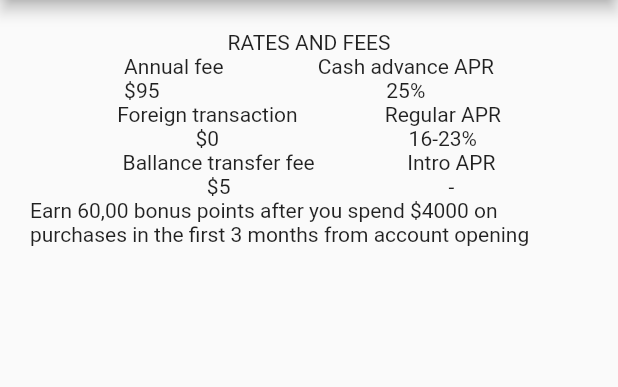
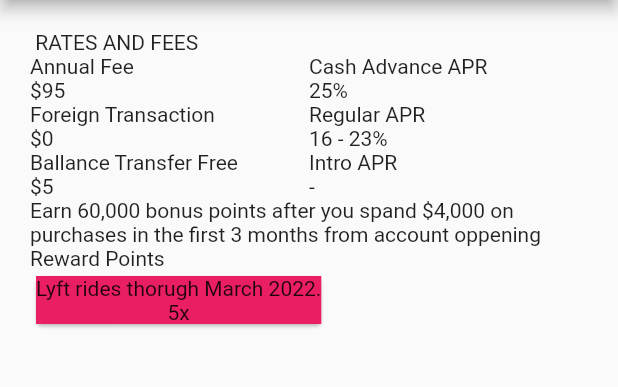
Before and after one commit to GuilhermeYAzevedo/flutter-class, a Flutter app: the screen it shows after launch, on a phone screen of 412 x 824 dp, the part 84-471 px from its top. Run offline on Flutter 3.47's test engine with Material 2 defaults, Android fonts, the phone set to English and light mode, and no system bars.

Commit message:
Update home_screen.dart

```diff
--- a/class1/lib/screens/home_screen.dart
+++ b/class1/lib/screens/home_screen.dart
@@ -31,64 +31,118 @@ class _MyHomePageState extends State<MyHomePage> {
           padding: EdgeInsets.all(20),
           child: Column(
             children: <Widget>[
-              Text(
-                'RATES AND FEES',
+              Row(mainAxisAlignment: MainAxisAlignment.start, children: [
+                Text(
+                  ' RATES AND FEES',
+                ),
+              ]),
+              Row(
+                mainAxisAlignment: MainAxisAlignment.spaceBetween,
+                children: <Widget>[
+                  Expanded(
+                    flex: 5,
+                    child: Column(
+                      children: [
+                        Container(
+                            child: Row(
+                          children: [
+                            Column(
+                              crossAxisAlignment: CrossAxisAlignment.start,
+                              children: [
+                                Text('Annual Fee'),
+                                Text('\$95'),
+                              ],
+                            ),
+                          ],
+                        )),
+                        Container(
+                            child: Row(
+                          children: [
+                            Column(
+                              crossAxisAlignment: CrossAxisAlignment.start,
+                              children: [
+                                Text('Foreign Transaction'),
+                                Text('\$0'),
+                              ],
+                            ),
+                          ],
+                        )),
+                        Container(
+                            child: Row(
+                          children: [
+                            Column(
+                              crossAxisAlignment: CrossAxisAlignment.start,
+                              children: [
+                                Text('Ballance Transfer Free'),
+                                Text('\$5'),
+                              ],
+                            ),
+                          ],
+                        )),
+                      ],
+                    ),
+                  ),
+                  Expanded(
+                      flex: 5,
+                      child: Column(
+                        crossAxisAlignment: CrossAxisAlignment.start,
+                        children: [
+                          Container(
+                            child: Column(
+                              crossAxisAlignment: CrossAxisAlignment.start,
+                              children: [
+                                Text('Cash Advance APR'),
+                                Text('25%'),
+                              ],
+                            ),
+                          ),
+                          Container(
+                            child: Column(
+                              crossAxisAlignment: CrossAxisAlignment.start,
+                              children: [
+                                Text('Regular APR'),
+                                Text('16 - 23%'),
+                              ],
+                            ),
+                          ),
+                          Container(
+                            child: Column(
+                              crossAxisAlignment: CrossAxisAlignment.start,
+                              children: [
+                                Text('Intro APR'),
+                                Text('-'),
+                              ],
+                            ),
+                          )
+                        ],
+                      )),
+                ],
               ),
               Row(
-                  mainAxisAlignment: MainAxisAlignment.spaceEvenly,
-                  children: <Widget>[
-                    Column(
-                      crossAxisAlignment: CrossAxisAlignment.start,
-                      children: <Widget>[Text('Annual fee'), Text("\$$value1")],
-                    ),
-                    Column(
-                      children: <Widget>[
-                        Text('Cash advance APR'),
-                        Text("$cash1%")
-                      ],
-                    )
-                  ]),
+                children: [
+                  Flexible(
+                      child: Text(
+                          'Earn 60,000 bonus points after you spand \$4,000 on purchases in the first 3 months from account oppening'))
+                ],
+              ),
               Row(
-                  mainAxisAlignment: MainAxisAlignment.spaceEvenly,
-                  children: <Widget>[
-                    Column(
-                      // crossAxisAlignment: CrossAxisAlignment.center,
-                      children: <Widget>[
-                        Text('Foreign transaction'),
-                        Text("\$$value2")
+                children: [Text('Reward Points')],
+              ),
+              Row(
+                children: [
+                  Card(
+                      child: Container(
+                    decoration: BoxDecoration(color: Colors.pink),
+                    child: Column(
+                      children: [
+                        //Image.asset('')
+                        Text('Lyft rides thorugh March 2022.'),
+                        Text('5x')
                       ],
                     ),
-                    Column(
-                      children: <Widget>[
-                        Text('Regular APR'),
-                        Text("$apr2" "-" "$apr%")
-                      ],
-                    )
-                  ]),
-              Row(
-                  mainAxisAlignment: MainAxisAlignment.spaceEvenly,
-                  children: <Widget>[
-                    Column(
-                      // crossAxisAlignment: CrossAxisAlignment.center,
-                      children: <Widget>[
-                        Text('Ballance transfer fee'),
-                        Text("\$$value3")
-                      ],
-                    ),
-                    Column(
-                      children: <Widget>[Text('Intro APR'), Text("-")],
-                    )
-                  ]),
-              Row(children: <Widget>[
-                new Flexible(
-                    child: new Column(
-                  crossAxisAlignment: CrossAxisAlignment.start,
-                  children: <Widget>[
-                    new Text(
-                        "Earn 60,00 bonus points after you spend \$$bonusPoint on purchases in the first 3 months from account opening")
-                  ],
-                ))
-              ])
+                  ))
+                ],
+              )
             ],
           ),
         ));
```
